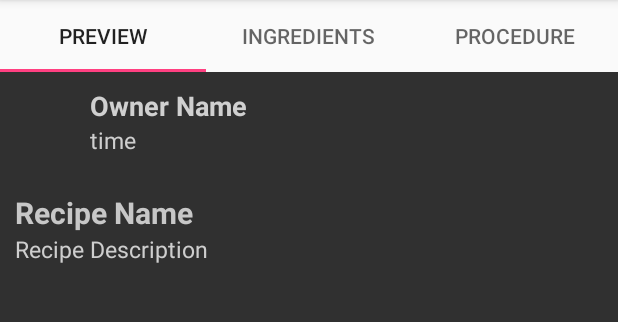
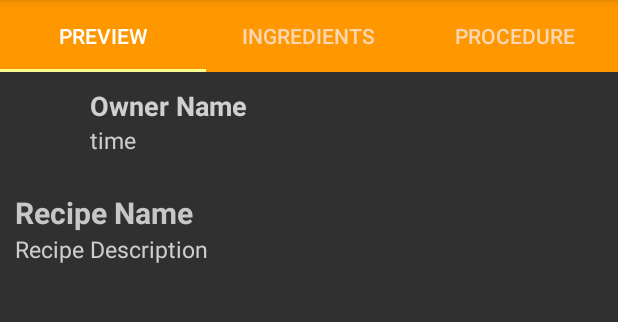
Before and after one commit to natthapach/01418346-Project-1, an Android app: the RecipeActivity screen opened directly, with no data from a screen before it, on a phone screen of 412 x 824 dp, the part 84-406 px from its top. Run offline under Robolectric (Android 15) with nearby library versions, the phone set to English and light mode, and no system bars; our stand-ins replace Firebase (no records; nobody signed in at launch, a user with empty details on screens opened directly); plain views replace SlidingTabLayout; 2 statements that could not run were skipped.

Commit message:
modify tab layout

```diff
--- a/app/src/main/res/layout/activity_recipe.xml
+++ b/app/src/main/res/layout/activity_recipe.xml
@@ -20,6 +20,10 @@
         android:layout_width="match_parent"
         android:layout_height="match_parent">
         <android.support.design.widget.TabLayout
+            app:tabIndicatorColor="@color/indicator_selected"
+            android:background="@color/colorPrimary"
+            app:tabSelectedTextColor="#FFF"
+            app:tabTextColor="@color/indicator_unselected_text"
             android:id="@+id/tab"
             android:layout_width="match_parent"
             android:layout_height="wrap_content"
--- a/app/src/main/res/values/colors.xml
+++ b/app/src/main/res/values/colors.xml
@@ -6,4 +6,6 @@
     <color name="recipe_item_bg">#FFF</color>
     <color name="overlay_color">#80000000</color>
     <color name="DarkBackground">#303030</color>
+    <color name="indicator_selected">#fdfd8c</color>
+    <color name="indicator_unselected_text">#fad7b2</color>
 </resources>
```
